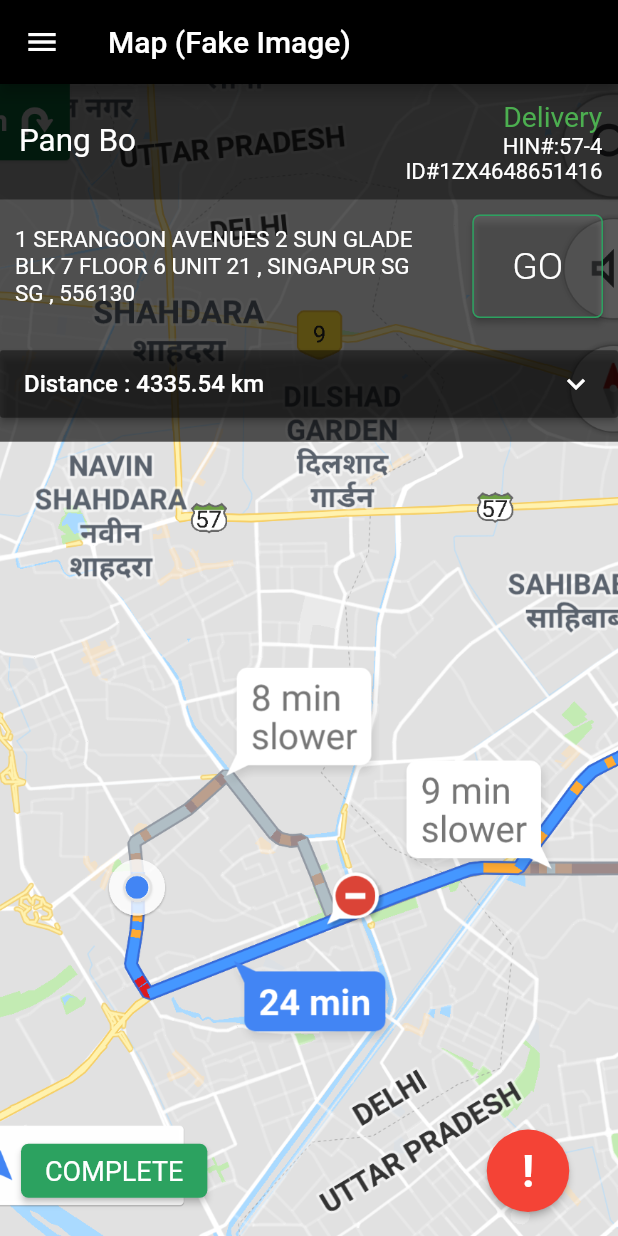
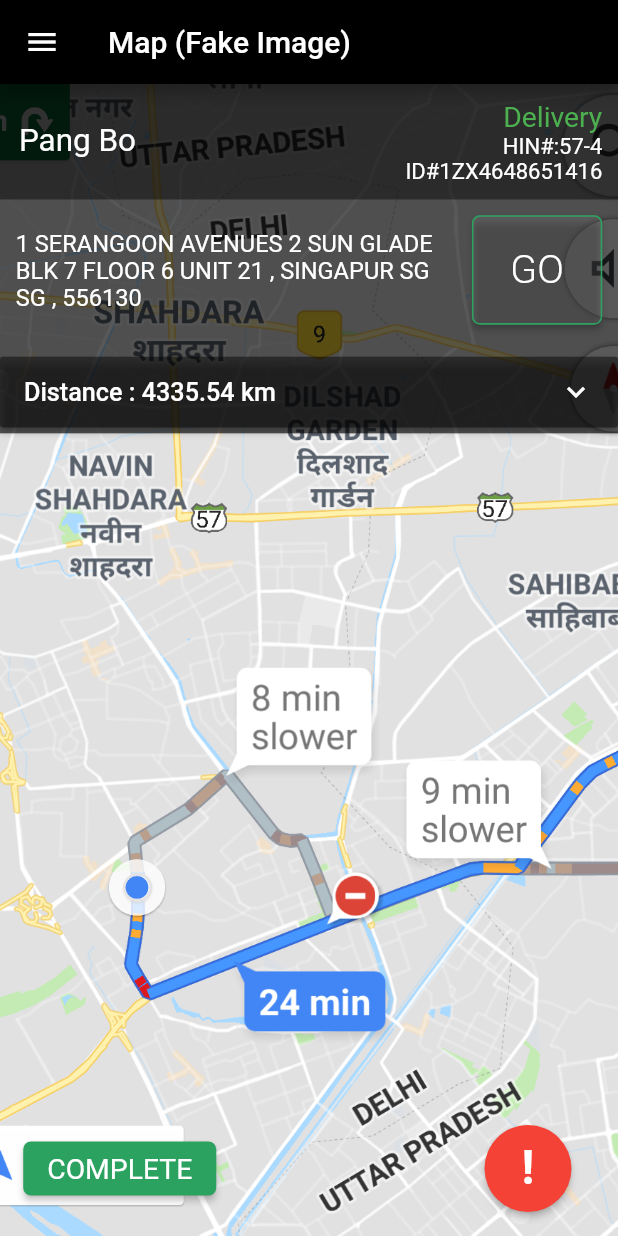
Before and after one commit to pankajnegii/quincusflutter, a Flutter app: the MyMapView screen opened directly, on a phone screen of 412 x 824 dp. Run offline on Flutter 3.47's test engine with Material 2 defaults, Android fonts, the phone set to English and light mode, and no system bars; our stand-ins replace flutter_screenutil, fluttertoast, geolocator, google_maps_flutter, permission_handler, shared_preferences; accounts and stored records are empty.

Commit message:
code commit

```diff
--- a/lib/mapview.dart
+++ b/lib/mapview.dart
@@ -28,15 +28,15 @@ class _MapView extends State<MyMapView> {
           mainAxisAlignment: MainAxisAlignment.spaceBetween,
           children: <Widget>[
             new Padding(
-              padding: EdgeInsets.only(left: 30.0),
+              padding: EdgeInsets.only(left: sdp(30.0)),
               child: RaisedButton(
                 shape: new RoundedRectangleBorder(
-                  borderRadius: new BorderRadius.circular(5.0),
+                  borderRadius: new BorderRadius.circular(sdp(5.0)),
                 ),
                 color: greenColor(),
                 child: Text(
                   'COMPLETE',
-                  style: TextStyle(fontSize: 18.0, fontWeight: FontWeight.w400),
+                  style: TextStyle(fontSize: sdp(18.0), fontWeight: FontWeight.w400),
                 ),
                 onPressed: () {
                   _showToast("Complete Button is clicked", greenColor());
@@ -45,7 +45,7 @@ class _MapView extends State<MyMapView> {
             ),
             RaisedButton(
               padding: EdgeInsets.only(
-                  left: 10.0, right: 10.0, top: 10.0, bottom: 10.0),
+                  left: sdp(10.0), right: sdp(10.0), top: sdp(10.0), bottom: sdp(10.0)),
               shape: CircleBorder(side: BorderSide.none),
               color: Colors.red,
               child: Text(
@@ -53,7 +53,7 @@ class _MapView extends State<MyMapView> {
                 style: TextStyle(
                     color: Colors.white,
                     fontWeight: FontWeight.bold,
-                    fontSize: 30.0),
+                    fontSize: sdp(30.0)),
               ),
               onPressed: () {
                 _showToast("Report an issue is clicked", Colors.red);
@@ -77,18 +77,16 @@ class _MapView extends State<MyMapView> {
               //padding: EdgeInsets.only(left: 10.0, right: 10.0, top: 10.0),
               color: transparentBlack60(),
               constraints: BoxConstraints(
-                  maxHeight: visibilityDetails
-                      ? ScreenUtil().setHeight(1010.0)
-                      : ScreenUtil().setHeight(650.0),
-                  maxWidth: ScreenUtil().setWidth(1080.0),
-                  minWidth: ScreenUtil().setWidth(370.0),
-                  minHeight: ScreenUtil().setHeight(370.0)),
-
+                  maxHeight: visibilityDetails ? sdp(345.0) : sdp(222.0),
+                  maxWidth: sdp(440.0),
+                  minWidth: sdp(150.0),
+                  minHeight: sdp(150.0)
+              ),
               //padding: EdgeInsets.only(left: 24.0, right: 24.0),
               child: Column(
                 children: <Widget>[
                   Container(
-                    padding: EdgeInsets.all(ScreenUtil().setSp(27.5)),
+                    padding: EdgeInsets.all(sdp(10.0)),
                     color: transparentBlack80(),
                     child: Row(
                       mainAxisAlignment: MainAxisAlignment.spaceBetween,
@@ -97,11 +95,11 @@ class _MapView extends State<MyMapView> {
                           children: <Widget>[
                             new Padding(
                               padding: EdgeInsets.only(
-                                  left: ScreenUtil().setSp(5.5)),
+                                  left: sdp(2.0)),
                               child: new Text(
                                 'Pang Bo', //TODO align this text to left corner
                                 style: TextStyle(
-                                    fontSize: ScreenUtil().setSp(55.0),
+                                    fontSize: sdp(20.0),
                                     color: Colors.white),
                                 textAlign: TextAlign.start,
                               ),
@@ -116,7 +114,7 @@ class _MapView extends State<MyMapView> {
                                 child: new Text(
                                   'Delivery',
                                   style: TextStyle(
-                                      fontSize: ScreenUtil().setSp(49.5),
+                                      fontSize: sdp(18.0),
                                       color: Colors.green),
                                 ),
                               ),
@@ -127,7 +125,7 @@ class _MapView extends State<MyMapView> {
                                   'HIN#:57-4',
                                   textAlign: TextAlign.right,
                                   style: TextStyle(
-                                    fontSize: ScreenUtil().setSp(38.5),
+                                    fontSize: sdp(14.0),
                                   ),
                                 ),
                               ),
@@ -138,7 +136,7 @@ class _MapView extends State<MyMapView> {
                                   'ID#1ZX4648651416',
                                   textAlign: TextAlign.right,
                                   style: TextStyle(
-                                    fontSize: ScreenUtil().setSp(38.5),
+                                    fontSize: sdp(14.0),
                                   ),
                                 ),
                               ),
@@ -149,19 +147,19 @@ class _MapView extends State<MyMapView> {
                     ),
                   ),
                   Padding(
-                    padding: EdgeInsets.all(10.0),
+                    padding: EdgeInsets.all(sdp(10.0)),
                     child: Row(
                       mainAxisAlignment: MainAxisAlignment.spaceBetween,
                       children: <Widget>[
                         Expanded(
                           flex: 7, //to adjust size
                           child: Padding(
-                            padding: EdgeInsets.only(right: 20.0),
+                            padding: EdgeInsets.only(right: sdp(20.0)),
                             child: new Text(
                               '1 SERANGOON AVENUES 2 SUN GLADE BLK 7 FLOOR 6 UNIT 21 , SINGAPUR SG SG , 556130',
                               maxLines: 3,
                               style: TextStyle(
-                                fontSize: 15.0,
+                                fontSize: sdp(15.0),
                               ),
                             ),
                           ),
@@ -170,14 +168,14 @@ class _MapView extends State<MyMapView> {
                           flex: 2,
                           child: new RaisedButton(
                             padding: EdgeInsets.only(
-                                left: 20.0,
-                                right: 20.0,
-                                top: 20.0,
-                                bottom: 20.0),
+                                left: sdp(20.0),
+                                right: sdp(20.0),
+                                top: sdp(20.0),
+                                bottom: sdp(20.0)),
                             shape: OutlineInputBorder(
-                              borderRadius: BorderRadius.circular(5.0),
+                              borderRadius: BorderRadius.circular(sdp(5.0)),
                               borderSide:
-                                  BorderSide(color: greenColor(), width: 1.0),
+                                  BorderSide(color: greenColor(), width: sdp(1.0)),
                             ),
                             /*shape: new RoundedRectangleBorder(
                     borderRadius: new BorderRadius.circular(5.0),),*/
@@ -190,7 +188,7 @@ class _MapView extends State<MyMapView> {
                               'GO',
                               style: TextStyle(
                                   color: Colors.white,
-                                  fontSize: 25.0,
+                                  fontSize: sdp(25.0),
                                   fontWeight: FontWeight.w300),
                               textAlign: TextAlign.end,
                             ),
@@ -207,40 +205,40 @@ class _MapView extends State<MyMapView> {
                             new Column(
                               children: <Widget>[
                                 Padding(
-                                  padding: EdgeInsets.all(10.0),
+                                  padding: EdgeInsets.all(sdp(10.0)),
                                   child: Icon(
                                     Icons.local_shipping,
                                     color: Colors.white,
                                   ),
                                 ),
                                 Padding(
-                                  padding: EdgeInsets.all(5.0),
+                                  padding: EdgeInsets.all(sdp(5.0)),
                                   child: Text(
                                     'Packages',
                                     style: TextStyle(
-                                        color: Colors.white, fontSize: 13.0),
+                                        color: Colors.white, fontSize: sdp(13.0)),
                                   ),
                                 ),
                                 Padding(
                                   padding: EdgeInsets.only(
-                                      top: 10.0, right: 10.0, left: 10.0),
+                                      top: sdp(10.0), right: sdp(10.0), left: sdp(10.0)),
                                   child: Container(
-                                    height: 45.0,
-                                    width: 45.0,
+                                    height: sdp(45.0),
+                                    width: sdp(45.0),
                                     decoration: new BoxDecoration(
                                       border: new Border.all(
                                           color: greenColor(),
-                                          width: 1.0,
+                                          width: sdp(1.0),
                                           style: BorderStyle.solid),
                                       borderRadius: new BorderRadius.all(
-                                          new Radius.circular(5.0)),
+                                          new Radius.circular(sdp(5.0))),
                                     ),
                                     child: Center(
                                       child: Text(
                                         '1',
                                         style: TextStyle(
                                             color: Colors.white,
-                                            fontSize: 13.0),
+                                            fontSize: sdp(13.0)),
                                       ),
                                     ),
                                   ),
@@ -250,7 +248,7 @@ class _MapView extends State<MyMapView> {
                             new Column(
                               children: <Widget>[
                                 Padding(
-                                  padding: EdgeInsets.all(10.0),
+                                  padding: EdgeInsets.all(sdp(10.0)),
                                   child:
                                       //Custom Icon help : https://medium.com/flutterpub/how-to-use-custom-icons-in-flutter-834a079d977
                                       Icon(
@@ -259,33 +257,33 @@ class _MapView extends State<MyMapView> {
                                   ),
                                 ),
                                 Padding(
-                                  padding: EdgeInsets.all(5.0),
+                                  padding: EdgeInsets.all(sdp(5.0)),
                                   child: Text(
                                     'ETA',
                                     style: TextStyle(
-                                        color: Colors.white, fontSize: 13.0),
+                                        color: Colors.white, fontSize: sdp(13.0)),
                                   ),
                                 ),
                                 Padding(
                                   padding: EdgeInsets.only(
-                                      top: 10.0, right: 10.0, left: 10.0),
+                                      top: sdp(10.0), right: sdp(10.0), left: sdp(10.0)),
                                   child: Container(
-                                    height: 45.0,
-                                    width: 75.0,
+                                    height: sdp(45.0),
+                                    width: sdp(75.0),
                                     decoration: new BoxDecoration(
                                       border: new Border.all(
                                           color: greenColor(),
-                                          width: 1.0,
+                                          width: sdp(1.0),
                                           style: BorderStyle.solid),
                                       borderRadius: new BorderRadius.all(
-                                          new Radius.circular(5.0)),
+                                          new Radius.circular(sdp(5.0))),
                                     ),
                                     child: Center(
                                       child: Text(
                                         '20:48',
                                         style: TextStyle(
                                             color: Colors.white,
-                                            fontSize: 13.0),
+                                            fontSize: sdp(13.0)),
                                       ),
                                     ),
                                   ),
@@ -295,40 +293,40 @@ class _MapView extends State<MyMapView> {
                             new Column(
                               children: <Widget>[
                                 Padding(
-                                  padding: EdgeInsets.all(10.0),
+                                  padding: EdgeInsets.all(sdp(10.0)),
                                   child: Icon(
                                     Icons.alarm,
                                     color: Colors.white,
                                   ),
                                 ),
                                 Padding(
-                                  padding: EdgeInsets.all(5.0),
+                                  padding: EdgeInsets.all(sdp(5.0)),
                                   child: Text(
                                     'Commit',
                                     style: TextStyle(
-                                        color: Colors.white, fontSize: 13.0),
+                                        color: Colors.white, fontSize: sdp(13.0)),
                                   ),
                                 ),
                                 Padding(
                                   padding: EdgeInsets.only(
-                                      top: 10.0, right: 10.0, left: 10.0),
+                                      top: sdp(10.0), right: sdp(10.0), left: sdp(10.0)),
                                   child: Container(
-                                    height: 45.0,
-                                    width: 75.0,
+                                    height: sdp(45.0),
+                                    width: sdp(75.0),
                                     decoration: new BoxDecoration(
                                       border: new Border.all(
                                           color: greenColor(),
-                                          width: 1.0,
+                                          width: sdp(1.0),
                                           style: BorderStyle.solid),
                                       borderRadius: new BorderRadius.all(
-                                          new Radius.circular(5.0)),
+                                          new Radius.circular(sdp(5.0))),
                                     ),
                                     child: Center(
                                       child: Text(
                                         '22:00',
                                         style: TextStyle(
                                             color: Colors.white,
-                                            fontSize: 13.0),
+                                            fontSize: sdp(13.0)),
                                       ),
                                     ),
                                   ),
@@ -338,40 +336,40 @@ class _MapView extends State<MyMapView> {
                             new Column(
                               children: <Widget>[
                                 Padding(
-                                  padding: EdgeInsets.all(10.0),
+                                  padding: EdgeInsets.all(sdp(10.0)),
                                   child: Icon(
                                     Icons.alarm_on,
                                     color: Colors.white,
                                   ),
                                 ),
                                 Padding(
-                                  padding: EdgeInsets.all(5.0),
+                                  padding: EdgeInsets.all(sdp(5.0)),
                                   child: Text(
                                     'Start',
                                     style: TextStyle(
-                                        color: Colors.white, fontSize: 13.0),
+                                        color: Colors.white, fontSize: sdp(13.0)),
                                   ),
                                 ),
                                 Padding(
                                   padding: EdgeInsets.only(
-                                      top: 10.0, right: 10.0, left: 10.0),
+                                      top: sdp(10.0), right: sdp(10.0), left: sdp(10.0)),
                                   child: Container(
-                                    height: 45.0,
-                                    width: 75.0,
+                                    height: sdp(45.0),
+                                    width: sdp(75.0),
                                     decoration: new BoxDecoration(
                                       border: new Border.all(
                                           color: greenColor(),
-                                          width: 1.0,
+                                          width: sdp(1.0),
                                           style: BorderStyle.solid),
                                       borderRadius: new BorderRadius.all(
-                                          new Radius.circular(5.0)),
+                                          new Radius.circular(sdp(5.0))),
                                     ),
                                     child: Center(
                                       child: Text(
                                         '08:30',
                                         style: TextStyle(
                                             color: Colors.white,
-                                            fontSize: 13.0),
+                                            fontSize: sdp(13.0)),
                                         textAlign: TextAlign.center,
                                       ),
                                     ),
@@ -383,7 +381,7 @@ class _MapView extends State<MyMapView> {
                         )
                       : new Container(),
                   Padding(
-                    padding: EdgeInsets.only(top: 10.0),
+                    padding: EdgeInsets.only(top: sdp(10.0)),
                     child: new RaisedButton(
                       /*shape: new RoundedRectangleBorder(
                       borderRadius: new BorderRadius.circular(5.0),),*/
@@ -391,7 +389,7 @@ class _MapView extends State<MyMapView> {
                       child: Align(
                         alignment: Alignment.centerLeft,
                         child: Container(
-                            height: 45.0,
+                            height: sdp(45.0),
                             child: Row(
                               mainAxisAlignment: MainAxisAlignment.spaceBetween,
                               //to place text and icon at start and End of row.
@@ -399,7 +397,7 @@ class _MapView extends State<MyMapView> {
                                 Text(
                                   'Distance : 4335.54 km',
                                   style: TextStyle(
-                                      color: Colors.white, fontSize: 16.0),
+                                      color: Colors.white, fontSize: sdp(16.0)),
                                   textAlign: TextAlign.left,
                                 ),
                                 Icon(
@@ -426,6 +424,8 @@ class _MapView extends State<MyMapView> {
 
 //--------------Methods---------------------
 
+  //test
+
   void _showToast(String text, Color bgColor) {
     Fluttertoast.showToast(
       msg: text,
--- a/lib/shipment.dart
+++ b/lib/shipment.dart
@@ -24,6 +24,7 @@ class _ShipmentPage extends State<MyShipmentPage> {
 
     print("devicePixelRatio : " + MediaQuery.of(context).devicePixelRatio.toString());
     print("size.aspectRatio : " + MediaQuery.of(context).size.aspectRatio.toString());
+    print("size" + MediaQuery.of(context).size.toString());
     //fill in the screen size of the device in the design
 
     //default value : width : 1080px , height:1080px , allowFontScaling:false
--- a/lib/values.dart
+++ b/lib/values.dart
@@ -1,4 +1,6 @@
 import 'package:flutter/material.dart';
+import 'package:flutter_screenutil/flutter_screenutil.dart';
+
 
 //Using classes
 /*class myColor {                 //To be tested
@@ -61,3 +63,7 @@ Color transparentBlack60(){
 Color transparentBlack80(){
   return Color(0x73000000);
 }
+
+double sdp(double pocoDp){
+  return ScreenUtil().setSp(pocoDp*2.75);       //Here 2.75 is the devicePixelRatio (MediaQuery.of(context).devicePixelRatio)
+}
```
